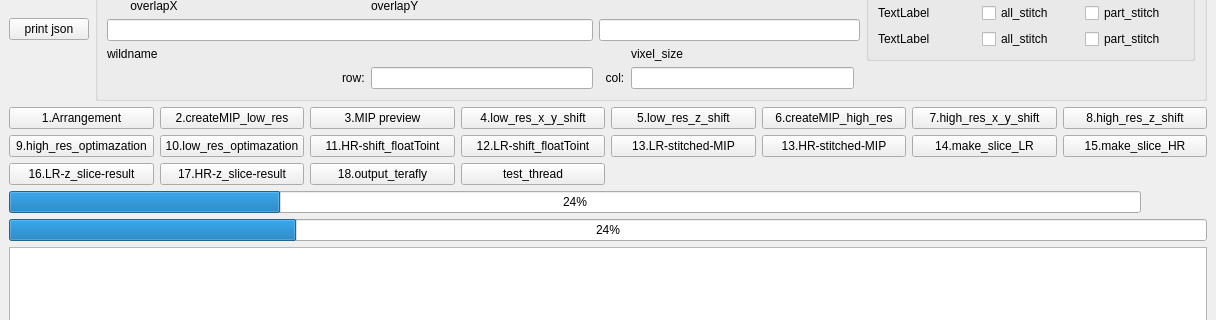
Before: the Qt Designer form untitled.ui in polya1998/SmartStitcher, drawn with Qt 5; both pictures show x 0 to 1216 and y 243 to 563 of the 1216 by 745 pixel window.
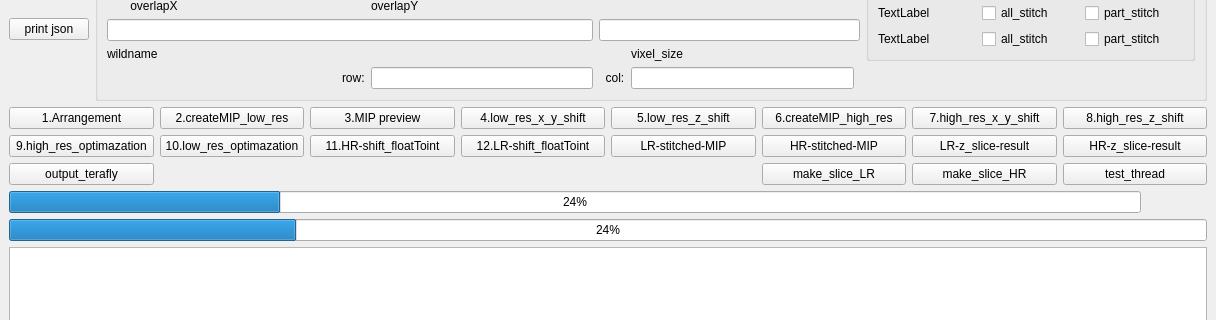
After: the same form once the commit is applied.

What changed in the file:
```diff
--- a/untitled.ui
+++ b/untitled.ui
@@ -363,28 +363,7 @@
         <item row="2" column="5">
          <widget class="QPushButton" name="HR_stitched_MIP_pushButton">
           <property name="text">
-           <string>13.HR-stitched-MIP</string>
-          </property>
-         </widget>
-        </item>
-        <item row="3" column="1">
-         <widget class="QPushButton" name="HR_z_slice_pushButton">
-          <property name="text">
-           <string>17.HR-z_slice-result</string>
-          </property>
-         </widget>
-        </item>
-        <item row="2" column="0">
-         <widget class="QPushButton" name="high_res_op_pushButton">
-          <property name="text">
-           <string>9.high_res_optimazation</string>
-          </property>
-         </widget>
-        </item>
-        <item row="1" column="4">
-         <widget class="QPushButton" name="low_res_z_shift_pushButton">
-          <property name="text">
-           <string>5.low_res_z_shift</string>
+           <string>HR-stitched-MIP</string>
           </property>
          </widget>
         </item>
@@ -395,17 +374,17 @@
           </property>
          </widget>
         </item>
-        <item row="3" column="0">
-         <widget class="QPushButton" name="LR_z_slice_pushButton">
+        <item row="1" column="7">
+         <widget class="QPushButton" name="high_res_z_shift_pushButton">
           <property name="text">
-           <string>16.LR-z_slice-result</string>
+           <string>8.high_res_z_shift</string>
           </property>
          </widget>
         </item>
-        <item row="2" column="7">
-         <widget class="QPushButton" name="make_slice_HR_pushButton">
+        <item row="2" column="0">
+         <widget class="QPushButton" name="high_res_op_pushButton">
           <property name="text">
-           <string>15.make_slice_HR</string>
+           <string>9.high_res_optimazation</string>
           </property>
          </widget>
         </item>
@@ -416,13 +395,6 @@
           </property>
          </widget>
         </item>
-        <item row="3" column="2">
-         <widget class="QPushButton" name="output_terafly_pushButton">
-          <property name="text">
-           <string>18.output_terafly</string>
-          </property>
-         </widget>
-        </item>
         <item row="1" column="3">
          <widget class="QPushButton" name="xy_shift_pushButton">
           <property name="text">
@@ -430,20 +402,6 @@
           </property>
          </widget>
         </item>
-        <item row="2" column="4">
-         <widget class="QPushButton" name="LR_stitched_MIP_pushButton">
-          <property name="text">
-           <string>13.LR-stitched-MIP</string>
-          </property>
-         </widget>
-        </item>
-        <item row="3" column="3">
-         <widget class="QPushButton" name="test_threadpushButton">
-          <property name="text">
-           <string>test_thread</string>
-          </property>
-         </widget>
-        </item>
         <item row="2" column="2">
          <widget class="QPushButton" name="HR_shift_floatToint_pushButton">
           <property name="text">
@@ -451,27 +409,6 @@
           </property>
          </widget>
         </item>
-        <item row="2" column="6">
-         <widget class="QPushButton" name="make_slice_LR_pushButton">
-          <property name="text">
-           <string>14.make_slice_LR</string>
-          </property>
-         </widget>
-        </item>
-        <item row="1" column="7">
-         <widget class="QPushButton" name="high_res_z_shift_pushButton">
-          <property name="text">
-           <string>8.high_res_z_shift</string>
-          </property>
-         </widget>
-        </item>
-        <item row="1" column="1">
-         <widget class="QPushButton" name="MipButton">
-          <property name="text">
-           <string>2.createMIP_low_res</string>
-          </property>
-         </widget>
-        </item>
         <item row="1" column="0">
          <widget class="QPushButton" name="ArrangementButton">
           <property name="text">
@@ -479,6 +416,69 @@
           </property>
          </widget>
         </item>
+        <item row="1" column="1">
+         <widget class="QPushButton" name="MipButton">
+          <property name="text">
+           <string>2.createMIP_low_res</string>
+          </property>
+         </widget>
+        </item>
+        <item row="2" column="4">
+         <widget class="QPushButton" name="LR_stitched_MIP_pushButton">
+          <property name="text">
+           <string>LR-stitched-MIP</string>
+          </property>
+         </widget>
+        </item>
+        <item row="1" column="4">
+         <widget class="QPushButton" name="low_res_z_shift_pushButton">
+          <property name="text">
+           <string>5.low_res_z_shift</string>
+          </property>
+         </widget>
+        </item>
+        <item row="2" column="6">
+         <widget class="QPushButton" name="LR_z_slice_pushButton">
+          <property name="text">
+           <string>LR-z_slice-result</string>
+          </property>
+         </widget>
+        </item>
+        <item row="2" column="7">
+         <widget class="QPushButton" name="HR_z_slice_pushButton">
+          <property name="text">
+           <string>HR-z_slice-result</string>
+          </property>
+         </widget>
+        </item>
+        <item row="3" column="0">
+         <widget class="QPushButton" name="output_terafly_pushButton">
+          <property name="text">
+           <string>output_terafly</string>
+          </property>
+         </widget>
+        </item>
+        <item row="3" column="7">
+         <widget class="QPushButton" name="test_threadpushButton">
+          <property name="text">
+           <string>test_thread</string>
+          </property>
+         </widget>
+        </item>
+        <item row="3" column="6">
+         <widget class="QPushButton" name="make_slice_HR_pushButton">
+          <property name="text">
+           <string>make_slice_HR</string>
+          </property>
+         </widget>
+        </item>
+        <item row="3" column="5">
+         <widget class="QPushButton" name="make_slice_LR_pushButton">
+          <property name="text">
+           <string>make_slice_LR</string>
+          </property>
+         </widget>
+        </item>
        </layout>
       </item>
      </layout>
```
Left out of the diff: 28 changed lines with no effect on the pictures.
